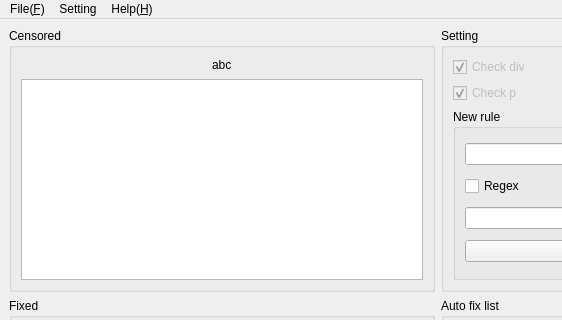
Qt form MainWindow.ui (NekoGirlSAIKOU/EpubFixCensorship) before a commit; both pictures show x 0 to 562 and y 0 to 320 of the 876 by 661 pixel window.
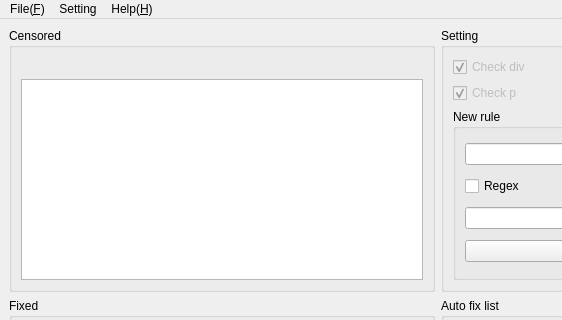
The same form after that commit.

Commit message: Add chapter title show

```diff
--- a/MainWindow.ui
+++ b/MainWindow.ui
@@ -58,7 +58,7 @@
           <string notr="true">background:transparent</string>
          </property>
          <property name="text">
-          <string>abc</string>
+          <string/>
          </property>
          <property name="frame">
           <bool>false</bool>
```
Left out of the diff: 2 changed lines with no effect on the pictures. The commit also changes 2 other files.
